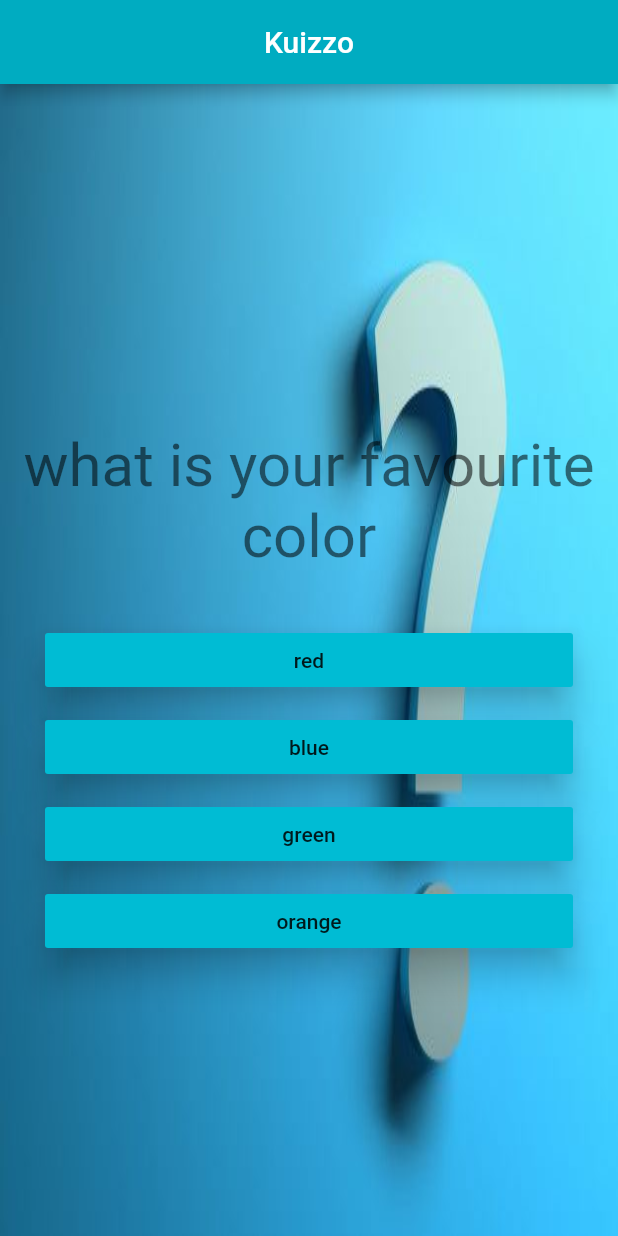
After one commit to ziyadonji/kuizzo-quiz-app, a Flutter app: the screen it shows after launch, on a phone screen of 412 x 824 dp. The commit adds this screen. Run offline on Flutter 3.47's test engine with Material 2 defaults, Android fonts, the phone set to English and light mode, and no system bars.

Commit message:
widget grouped,result added

```diff
--- /dev/null
+++ b/lib/image.dart
@@ -0,0 +1,13 @@
+import 'package:flutter/material.dart';
+
+
+class Images extends StatelessWidget {
+  @override
+  Widget build(BuildContext context) {
+    return Container(height: double.infinity,
+          width: double.infinity,
+            child: Image(image: AssetImage("assets/kuizzo.jpg"),
+            fit: BoxFit.fill,),
+          );
+  }
+}
--- a/lib/main.dart
+++ b/lib/main.dart
@@ -1,6 +1,7 @@
 import 'package:flutter/material.dart';
-import 'package:kuizzo/Question.dart';
-import 'package:kuizzo/answer.dart';
+import 'package:kuizzo/result.dart';
+import "./quiz.dart";
+import './image.dart';
 
 void main() {
   runApp(MyApp());
@@ -12,73 +13,54 @@ class MyApp extends StatefulWidget {
 }
 
 class _MyAppState extends State<MyApp> {
-  var _index=0;
+  var _index = 0;
 
-   var questions=[
+  var _questions = [
     {
-      "questionText":'what is your favourite color',
-      "answer":['red','blue','green','orange']
-
+      "questionText": 'what is your favourite color',
+      "answer": ['red', 'blue', 'green', 'orange']
     },
     {
-        "questionText":'what is your favourite animal',
-         "answer":['lion','tiger','elephant','goat']
+      "questionText": 'what is your favourite animal',
+      "answer": ['lion', 'tiger', 'elephant', 'goat']
     },
     {
-          "questionText":'what is your favourite singer',
-          "answer":['arman','arijit','atif','zayn']
-
-
+      "questionText": 'what is your favourite singer',
+      "answer": ['arman', 'arijit', 'atif', 'zayn']
     },
     {
-            "questionText":"what is your favorite person",
-            "answer":['ziyad','onji','ziyad','onji']
+      "questionText": "what is your favorite person",
+      "answer": ['ziyad', 'onji', 'ziyad', 'onji']
     },
+  ];
 
-
-    ];
-
-  void _answerQuestion(){
+  void _answerQuestion() {
     setState(() {
-      _index+=1;
+      _index += 1;
     });
 
     print(_index);
-
   }
 
   @override
   Widget build(BuildContext context) {
     return MaterialApp(
       home: Scaffold(
-
-        appBar: AppBar(title: Text('Kuizzo',),
-        backgroundColor: Colors.cyan[600],
-        centerTitle: true,),
-        body: Stack(children: <Widget>[
-          Container(height: double.infinity,
-          width: double.infinity,
-            child: Image(image: AssetImage("assets/kuizzo.jpg"),
-            fit: BoxFit.fill,),
+        appBar: AppBar(
+          title: Text(
+            'Kuizzo',
           ),
-           Column(
-              mainAxisAlignment: MainAxisAlignment.center,
-              crossAxisAlignment: CrossAxisAlignment.center,
-              children: <Widget>[
-                Padding(
-                  padding: const EdgeInsets.fromLTRB(0,50,0,0),
-                  child: Question(questions[_index]["questionText"],),
-                ),
-                SizedBox(height:30),
-                ...(questions[_index]["answer"]as List).map((element){
-                  return  Answer(element,_answerQuestion);
-
-                }).toList(),
-
-              ],
-            ),
-
-        ],),
+          backgroundColor: Colors.cyan[600],
+          centerTitle: true,
+        ),
+        body: Stack(
+          children: <Widget>[
+            Images(),
+            _index < _questions.length
+                ? Quiz(_index, _answerQuestion, _questions)
+                : Result(),
+          ],
+        ),
       ),
     );
   }
--- /dev/null
+++ b/lib/quiz.dart
@@ -0,0 +1,33 @@
+import 'package:flutter/material.dart';
+import './Question.dart';
+import './answer.dart';
+
+class Quiz extends StatelessWidget {
+   final int _index;
+   final List<Map<String, Object>> _questions;
+
+   final Function _answerQuestion;
+
+   Quiz(this._index,this._answerQuestion,this._questions);
+
+
+  @override
+  Widget build(BuildContext context) {
+    return Column(
+              mainAxisAlignment: MainAxisAlignment.center,
+              crossAxisAlignment: CrossAxisAlignment.center,
+              children: <Widget>[
+                Padding(
+                  padding: const EdgeInsets.fromLTRB(0,50,0,0),
+                  child: Question(_questions[_index]["questionText"],),
+                ),
+                SizedBox(height:30),
+                ...(_questions[_index]["answer"]as List).map((element){
+                  return  Answer(element,_answerQuestion);
+
+                }).toList(),
+
+              ],
+            );
+  }
+}
```
Also changed, not shown: lib/result.dart (added, +8 -0 lines).
